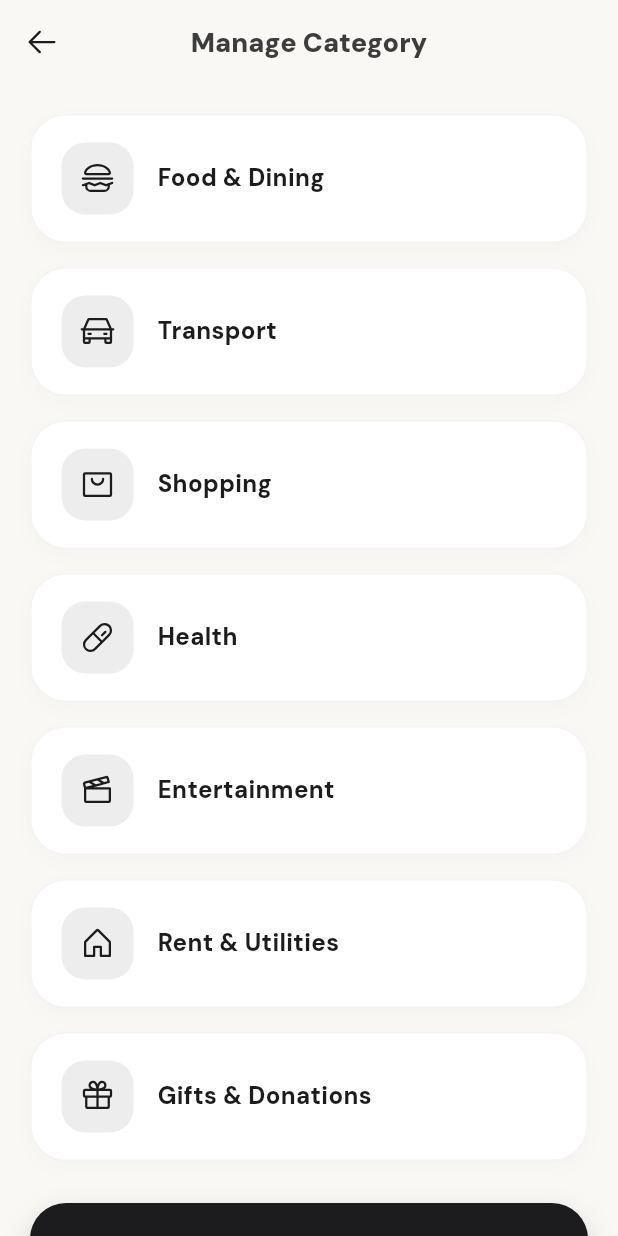
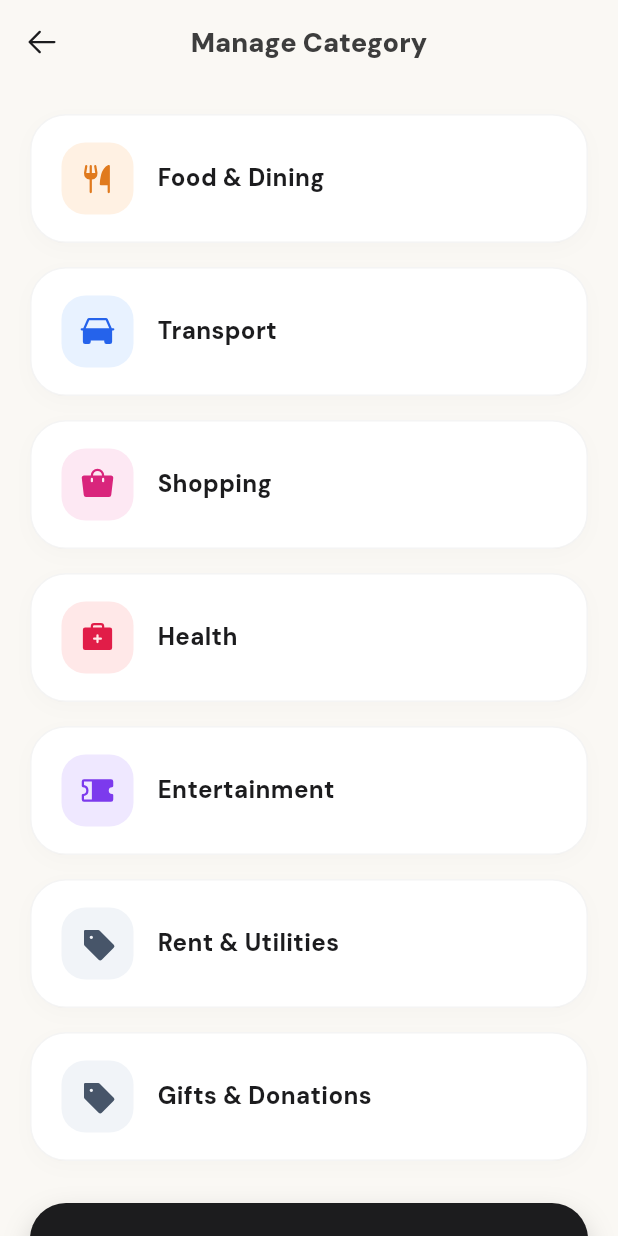
Before and after one commit to IamAhmadHabib/Expense-Snap, a Flutter app: the DashboardScreen screen opened directly, after a tap on "Good morning,", after a tap on "Manage Categories", on a phone screen of 412 x 824 dp. Run offline on Flutter 3.47's test engine with Material 3 defaults, Android fonts, the phone set to English and light mode, and no system bars; our stand-ins replace cloud_firestore, firebase_auth, firebase_core, firebase_storage, fl_chart, google_fonts and 6 more; missing offline and left inert: home_widget; accounts and stored records are empty.

Commit message:
feat(ui): overhaul category icons with solid filled glyphs, pastel squircle containers, and sync fully interconnected Obsidian memory graph

```diff
--- a/kharcha/lib/features/dashboard/dashboard_screen.dart
+++ b/kharcha/lib/features/dashboard/dashboard_screen.dart
@@ -10,6 +10,7 @@ import '../notifications/notifications_screen.dart';
 import '../../repositories/app_settings_repository.dart';
 import '../../repositories/repository_scope.dart';
 import '../../repositories/transaction_repository.dart';
+import '../../utils/category_utils.dart';
 import 'package:flutter/material.dart';
 import 'package:flutter/services.dart';
 import 'package:kharcha/theme/app_colors.dart';
@@ -440,10 +441,9 @@ class _DashboardScreenState extends State<DashboardScreen>
                               fontWeight: FontWeight.w800,
                             ),
                           ),
-                          const SizedBox(width: 4),
-                          const Text('👋', style: TextStyle(fontSize: 16)),
+
                         ],
-                      ),
+                     ),
                     ],
                   ),
                 ],
@@ -1048,17 +1048,19 @@ class _DashboardScreenState extends State<DashboardScreen>
             _buildCategoryBox(
               'No spending yet',
               '$_currency 0',
-              PhosphorIcons.sparkle(PhosphorIconsStyle.light),
-              PhosphorIcons.sparkle(PhosphorIconsStyle.light),
+              CategoryStyle(
+                background: AppColors.catOtherBg,
+                foreground: AppColors.catOtherFg,
+                icon: PhosphorIcons.sparkle(PhosphorIconsStyle.fill),
+              ),
             ),
           ]
         : topCategories.map((entry) {
-            final icon = _categoryIcon(entry.key);
+            final catStyle = CategoryUtils.style(entry.key);
             return _buildCategoryBox(
               entry.key,
               '$_currency ${NumberFormat('#,###').format(entry.value)}',
-              icon,
-              icon,
+              catStyle,
             );
           }).toList();
 
@@ -1106,26 +1108,10 @@ class _DashboardScreenState extends State<DashboardScreen>
     );
   }
 
-  IconData _categoryIcon(String category) {
-    switch (category.toLowerCase()) {
-      case 'dining':
-      case 'food':
-      case 'food & dining':
-        return PhosphorIcons.forkKnife(PhosphorIconsStyle.light);
-      case 'transport':
-        return PhosphorIcons.car(PhosphorIconsStyle.light);
-      case 'shopping':
-        return PhosphorIcons.shoppingBag(PhosphorIconsStyle.light);
-      default:
-        return PhosphorIcons.tag(PhosphorIconsStyle.light);
-    }
-  }
-
   Widget _buildCategoryBox(
     String title,
     String amount,
-    IconData icon1,
-    IconData watermark,
+    CategoryStyle catStyle,
   ) {
     return Container(
       width: double.infinity,
@@ -1152,10 +1138,10 @@ class _DashboardScreenState extends State<DashboardScreen>
               right: -5,
               top: 5, // Perfectly centers the 80px icon inside the 90px card
               child: Icon(
-                watermark,
+                catStyle.icon,
                 size: 80,
-                color: AppColors.primary.withValues(alpha: 0.04),
-              ), // Subtle Charcoal watermark
+                color: catStyle.foreground.withValues(alpha: 0.07),
+              ), // Subtle Category watermark
             ),
             Padding(
               padding: const EdgeInsets.symmetric(
@@ -1165,22 +1151,19 @@ class _DashboardScreenState extends State<DashboardScreen>
               child: Row(
                 children: [
                   Container(
-                    padding: const EdgeInsets.all(12),
+                    width: 50,
+                    height: 50,
                     decoration: BoxDecoration(
-                      color: AppColors.primary.withValues(
-                        alpha: 0.03,
-                      ), // Soft Charcoal housing
+                      color: catStyle.background,
                       borderRadius: BorderRadius.circular(16),
-                      border: Border.all(
-                        color: AppColors.primary.withValues(alpha: 0.08),
-                        width: 1.0,
-                      ), // Structured bezel
                     ),
-                    child: Icon(
-                      icon1,
-                      color: AppColors.primary,
-                      size: 22,
-                    ), // Bold Charcoal foreground
+                    child: Center(
+                      child: Icon(
+                        catStyle.icon,
+                        color: catStyle.foreground,
+                        size: 24,
+                      ),
+                    ),
                   ),
                   const SizedBox(width: AppSpacing.md),
                   Expanded(
--- a/kharcha/lib/features/profile/profile_screen.dart
+++ b/kharcha/lib/features/profile/profile_screen.dart
@@ -1390,13 +1390,13 @@ class CategoryBudgetScreen extends StatelessWidget {
   @override
   Widget build(BuildContext context) {
     final categories = [
-      {'icon': PhosphorIcons.hamburger(), 'label': 'Food & Dining'},
-      {'icon': PhosphorIcons.car(), 'label': 'Transport'},
-      {'icon': PhosphorIcons.shoppingBag(), 'label': 'Shopping'},
-      {'icon': PhosphorIcons.pill(), 'label': 'Health'},
-      {'icon': PhosphorIcons.filmSlate(), 'label': 'Entertainment'},
-      {'icon': PhosphorIcons.house(), 'label': 'Rent & Utilities'},
-      {'icon': PhosphorIcons.gift(), 'label': 'Gifts & Donations'},
+      {'label': 'Food & Dining'},
+      {'label': 'Transport'},
+      {'label': 'Shopping'},
+      {'label': 'Health'},
+      {'label': 'Entertainment'},
+      {'label': 'Rent & Utilities'},
+      {'label': 'Gifts & Donations'},
     ];
 
     return Scaffold(
@@ -1491,17 +1491,25 @@ class CategoryBudgetScreen extends StatelessWidget {
                     ),
                     child: Row(
                       children: [
-                        Container(
-                          padding: const EdgeInsets.all(12),
+                        Builder(
+                          builder: (context) {
+                            final catStyle = CategoryUtils.style(cat['label'] as String);
+                            return Container(
+                              width: 48,
+                              height: 48,
                               decoration: BoxDecoration(
-                            color: AppColors.primary.withValues(alpha: 0.08),
+                                color: catStyle.background,
                                 borderRadius: BorderRadius.circular(16),
                               ),
+                              child: Center(
                                 child: Icon(
-                            cat['icon'] as IconData,
-                            color: AppColors.primary,
+                                  catStyle.icon,
+                                  color: catStyle.foreground,
                                   size: 24,
                                 ),
+                              ),
+                            );
+                          },
                         ),
                         const SizedBox(width: 16),
                         Expanded(
--- a/kharcha/lib/theme/app_colors.dart
+++ b/kharcha/lib/theme/app_colors.dart
@@ -74,6 +74,28 @@ class AppColors {
   static const Color cameraSurface = Color(0xFF0C0C0C);
   static const Color dangerSurface = Color(0xFFFFECEC);
 
+  // ─── Category Tokens (Pastels & Rich Accents) ────────
+  static const Color catFoodBg = Color(0xFFFFF1E3);
+  static const Color catFoodFg = Color(0xFFE07A1E);
+  static const Color catTransportBg = Color(0xFFE8F2FF);
+  static const Color catTransportFg = Color(0xFF2563EB);
+  static const Color catShoppingBg = Color(0xFFFDE8F3);
+  static const Color catShoppingFg = Color(0xFFD9257C);
+  static const Color catUtilitiesBg = Color(0xFFE6F8EE);
+  static const Color catUtilitiesFg = Color(0xFF0D9463);
+  static const Color catEntertainmentBg = Color(0xFFEFE8FF);
+  static const Color catEntertainmentFg = Color(0xFF7C3AED);
+  static const Color catHealthBg = Color(0xFFFFE8E8);
+  static const Color catHealthFg = Color(0xFFE11D48);
+  static const Color catEducationBg = Color(0xFFE9F8ED);
+  static const Color catEducationFg = Color(0xFF16A34A);
+  static const Color catGroceriesBg = Color(0xFFFEF9D9);
+  static const Color catGroceriesFg = Color(0xFFB47804);
+  static const Color catTravelBg = Color(0xFFE2F4FF);
+  static const Color catTravelFg = Color(0xFF0284C7);
+  static const Color catOtherBg = Color(0xFFF1F4F8);
+  static const Color catOtherFg = Color(0xFF475569);
+
   // ─── Page Indicator ──────────────────────────────────
   static const Color dotActive = Color(0xFF1C1C1E);
   static const Color dotInactive = Color(0xFFD1D1D6);
--- a/kharcha/lib/utils/category_utils.dart
+++ b/kharcha/lib/utils/category_utils.dart
@@ -1,5 +1,18 @@
 import 'package:flutter/widgets.dart';
 import 'package:phosphor_flutter/phosphor_flutter.dart';
+import '../theme/app_colors.dart';
+
+class CategoryStyle {
+  final Color background;
+  final Color foreground;
+  final IconData icon;
+
+  const CategoryStyle({
+    required this.background,
+    required this.foreground,
+    required this.icon,
+  });
+}
 
 class CategoryUtils {
   const CategoryUtils._();
@@ -13,19 +26,46 @@ class CategoryUtils {
         value == 'restaurants') {
       return 'Food';
     }
-    if (value == 'transport' || value == 'travel & transport') {
+    if (value == 'transport' ||
+        value == 'travel & transport' ||
+        value == 'transportation' ||
+        value == 'fuel' ||
+        value == 'petrol') {
       return 'Transport';
     }
-    if (value == 'health' || value == 'medical' || value == 'medicine') {
+    if (value == 'health' ||
+        value == 'medical' ||
+        value == 'medicine' ||
+        value == 'hospital') {
       return 'Health';
     }
     if (value == 'shopping' || value == 'shop') {
       return 'Shopping';
     }
+    if (value == 'entertainment' ||
+        value == 'entmnt' ||
+        value == 'movies' ||
+        value == 'games') {
+      return 'Entertainment';
+    }
+    if (value == 'bills' ||
+        value == 'utilities' ||
+        value == 'bills & utilities' ||
+        value == 'electricity' ||
+        value == 'gas' ||
+        value == 'internet') {
+      return 'Utilities';
+    }
+    if (value == 'education' || value == 'books' || value == 'school') {
+      return 'Education';
+    }
+    if (value == 'groceries' || value == 'grocery' || value == 'ration') {
+      return 'Groceries';
+    }
     if (value == 'travel') {
       return 'Travel';
     }
-    if (value == 'income') {
+    if (value == 'income' || value == 'salary') {
       return 'Income';
     }
     return category.trim().isEmpty ? 'Other' : category.trim();
@@ -36,22 +76,78 @@ class CategoryUtils {
     return group(category).toLowerCase() == filter.trim().toLowerCase();
   }
 
-  static IconData icon(String category) {
+  static CategoryStyle style(String category) {
     switch (group(category)) {
       case 'Food':
-        return PhosphorIcons.hamburger();
+        return CategoryStyle(
+          background: AppColors.catFoodBg,
+          foreground: AppColors.catFoodFg,
+          icon: PhosphorIcons.forkKnife(PhosphorIconsStyle.fill),
+        );
       case 'Transport':
-        return PhosphorIcons.car();
+        return CategoryStyle(
+          background: AppColors.catTransportBg,
+          foreground: AppColors.catTransportFg,
+          icon: PhosphorIcons.carSimple(PhosphorIconsStyle.fill),
+        );
       case 'Shopping':
-        return PhosphorIcons.shoppingBag();
+        return CategoryStyle(
+          background: AppColors.catShoppingBg,
+          foreground: AppColors.catShoppingFg,
+          icon: PhosphorIcons.tote(PhosphorIconsStyle.fill),
+        );
+      case 'Utilities':
+        return CategoryStyle(
+          background: AppColors.catUtilitiesBg,
+          foreground: AppColors.catUtilitiesFg,
+          icon: PhosphorIcons.receipt(PhosphorIconsStyle.fill),
+        );
+      case 'Entertainment':
+        return CategoryStyle(
+          background: AppColors.catEntertainmentBg,
+          foreground: AppColors.catEntertainmentFg,
+          icon: PhosphorIcons.ticket(PhosphorIconsStyle.fill),
+        );
       case 'Health':
-        return PhosphorIcons.firstAid();
+        return CategoryStyle(
+          background: AppColors.catHealthBg,
+          foreground: AppColors.catHealthFg,
+          icon: PhosphorIcons.firstAidKit(PhosphorIconsStyle.fill),
+        );
+      case 'Education':
+        return CategoryStyle(
+          background: AppColors.catEducationBg,
+          foreground: AppColors.catEducationFg,
+          icon: PhosphorIcons.bookOpen(PhosphorIconsStyle.fill),
+        );
+      case 'Groceries':
+        return CategoryStyle(
+          background: AppColors.catGroceriesBg,
+          foreground: AppColors.catGroceriesFg,
+          icon: PhosphorIcons.basket(PhosphorIconsStyle.fill),
+        );
       case 'Travel':
-        return PhosphorIcons.airplane();
+        return CategoryStyle(
+          background: AppColors.catTravelBg,
+          foreground: AppColors.catTravelFg,
+          icon: PhosphorIcons.airplaneTilt(PhosphorIconsStyle.fill),
+        );
       case 'Income':
-        return PhosphorIcons.trendUp();
+        return CategoryStyle(
+          background: AppColors.catUtilitiesBg,
+          foreground: AppColors.catUtilitiesFg,
+          icon: PhosphorIcons.trendUp(PhosphorIconsStyle.bold),
+        );
       default:
-        return PhosphorIcons.dotsThree();
+        return CategoryStyle(
+          background: AppColors.catOtherBg,
+          foreground: AppColors.catOtherFg,
+          icon: PhosphorIcons.tag(PhosphorIconsStyle.fill),
+        );
     }
   }
+
+  static IconData icon(String category) {
+    return style(category).icon;
+  }
 }
```
Also changed, not shown: kharcha/lib/features/history/history_screen.dart (+10 -8 lines), kharcha/lib/features/transactions/add_transaction_sheet.dart (+30 -24 lines), Memory_Expense_Snap/.obsidian/graph.json, 12 other files. Lines whose indentation alone changed are shown as unchanged.
